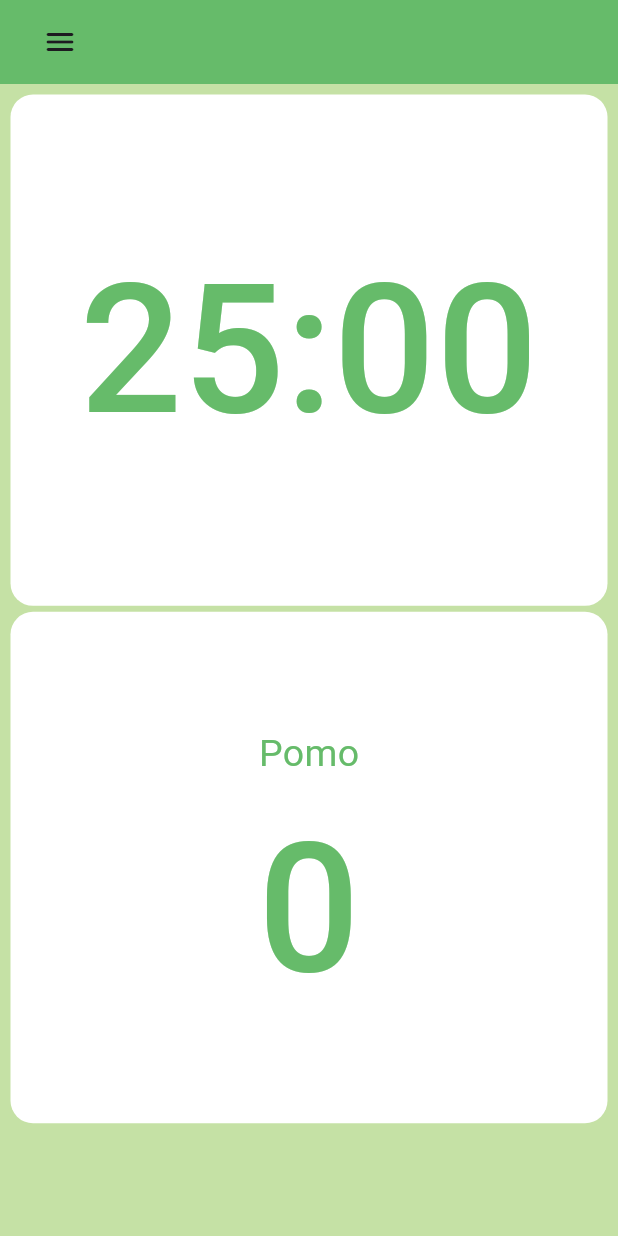
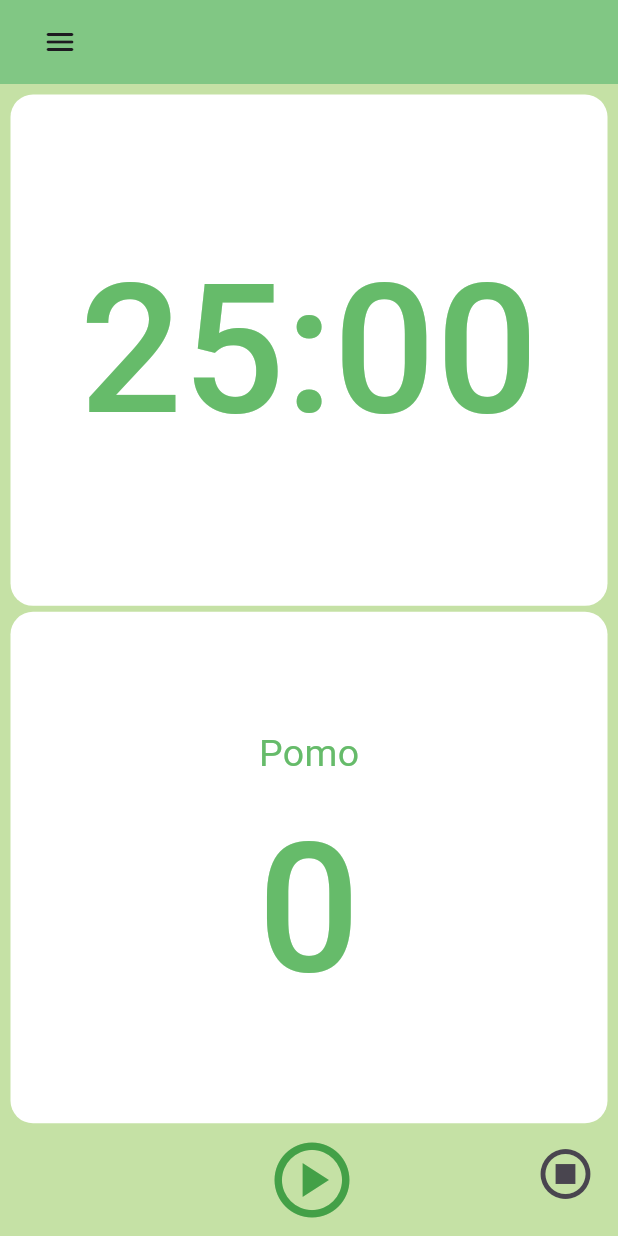
Before and after one commit to woojin20212321/Flutter_Project, a Flutter app: the TimerScreen screen opened directly, on a phone screen of 412 x 824 dp. Run offline on Flutter 3.47's test engine with Material 3 defaults, Android fonts, the light colour scheme and no system bars; our stand-ins replace audioplayers, shared_preferences; accounts and stored records are empty.

Commit message:
Pomo_timer

```diff
--- a/pomo/lib/screens/Timer_screen.dart
+++ b/pomo/lib/screens/Timer_screen.dart
@@ -1,6 +1,9 @@
+import 'dart:async';
+
 import 'package:flutter/material.dart';
 import 'package:pomo/screens/Login_screen.dart';
 import 'package:pomo/screens/menu_screen.dart';
+import 'package:audioplayers/audioplayers.dart';
 
 class TimerScreen extends StatefulWidget {
   const TimerScreen({super.key});
@@ -10,6 +13,58 @@ class TimerScreen extends StatefulWidget {
 }
 
 class _TimerScreenState extends State<TimerScreen> {
+  static const twentyFiveMinutes = 1500;
+  int totalSeconds = twentyFiveMinutes;
+  late Timer timer;
+  bool isRunning = false;
+  int totalPomodors = 0;
+  AudioPlayer audioPlayer = AudioPlayer();
+
+  void onTick(Timer timer) {
+    if (totalSeconds == 0) {
+      audioPlayer.play(AssetSource('ring.mp3'));
+      setState(() {
+        totalPomodors = totalPomodors + 1;
+        isRunning = false;
+        totalSeconds = 1500;
+      });
+      timer.cancel();
+    } else {
+      setState(() {
+        totalSeconds = totalSeconds - 1;
+      });
+    }
+  }
+
+  void onStartPressed() {
+    timer = Timer.periodic(const Duration(seconds: 1), onTick);
+    setState(() {
+      isRunning = true;
+    });
+  }
+
+  void onpausePressed() {
+    timer.cancel();
+    setState(() {
+      isRunning = false;
+    });
+  }
+
+  void reset() {
+    timer.cancel();
+    setState(() {
+      isRunning = false;
+      totalSeconds = twentyFiveMinutes;
+      totalPomodors = 0;
+    });
+  }
+
+  String format(int seconds) {
+    var duration = Duration(seconds: seconds);
+    print('$duration');
+    return duration.toString().split(".").first.substring(2, 7);
+  }
+
   void openMenu() {
     Navigator.push(
       context,
@@ -24,7 +79,7 @@ class _TimerScreenState extends State<TimerScreen> {
     return Scaffold(
       backgroundColor: Colors.lightGreen[200],
       appBar: AppBar(
-        backgroundColor: Colors.green[400],
+        backgroundColor: Colors.green[300],
         title: IconButton(
           onPressed: openMenu,
           icon: Icon(Icons.menu_rounded),
@@ -46,7 +101,7 @@ class _TimerScreenState extends State<TimerScreen> {
                   mainAxisAlignment: MainAxisAlignment.center,
                   children: [
                     Text(
-                      '25:00',
+                      format(totalSeconds),
                       style: TextStyle(
                         color: Colors.green[400],
                         fontSize: 120,
@@ -82,7 +137,7 @@ class _TimerScreenState extends State<TimerScreen> {
                           color: Colors.green[400]),
                     ),
                     Text(
-                      '0',
+                      '$totalPomodors',
                       style: TextStyle(
                           fontSize: 120,
                           fontWeight: FontWeight.w500,
@@ -95,7 +150,33 @@ class _TimerScreenState extends State<TimerScreen> {
             Flexible(
               flex: 1,
               fit: FlexFit.tight,
-              child: SizedBox(),
+              child: Container(
+                child: Row(
+                  mainAxisAlignment: MainAxisAlignment.spaceBetween,
+                  children: [
+                    SizedBox(
+                      width: 60,
+                    ),
+                    IconButton(
+                      onPressed: isRunning ? onpausePressed : onStartPressed,
+                      icon: Icon(
+                        isRunning
+                            ? Icons.pause_circle_outlined
+                            : Icons.play_circle_outlined,
+                        size: 60,
+                        color: Colors.green[600],
+                      ),
+                    ),
+                    IconButton(
+                      onPressed: reset,
+                      icon: Icon(
+                        Icons.stop_circle_outlined,
+                        size: 40,
+                      ),
+                    )
+                  ],
+                ),
+              ),
             ),
           ],
         ),
--- a/pomo/lib/screens/menu_screen.dart
+++ b/pomo/lib/screens/menu_screen.dart
@@ -8,9 +8,9 @@ class MenuScreen extends StatelessWidget {
   @override
   Widget build(BuildContext context) {
     return Scaffold(
-      backgroundColor: Colors.green[200],
+      backgroundColor: Colors.lightGreen[100],
       appBar: AppBar(
-        backgroundColor: Colors.green[400],
+        backgroundColor: Colors.green[300],
         title: Text(
           'Menu',
         ),
--- a/pomo/pubspec.yaml
+++ b/pomo/pubspec.yaml
@@ -35,6 +35,7 @@ dependencies:
   # The following adds the Cupertino Icons font to your application.
   # Use with the CupertinoIcons class for iOS style icons.
   cupertino_icons: ^1.0.8
+  audioplayers: ^6.1.0
 
 dev_dependencies:
   flutter_test:
@@ -57,6 +58,9 @@ flutter:
   # included with your application, so that you can use the icons in
   # the material Icons class.
   uses-material-design: true
+
+  assets:
+    - assets/
 
   # To add assets to your application, add an assets section, like this:
   # assets:
```
Also changed, not shown: worktimer/lib/screens/home_screen.dart (+0 -41 lines), pomo/pubspec.lock, 7 other files.
